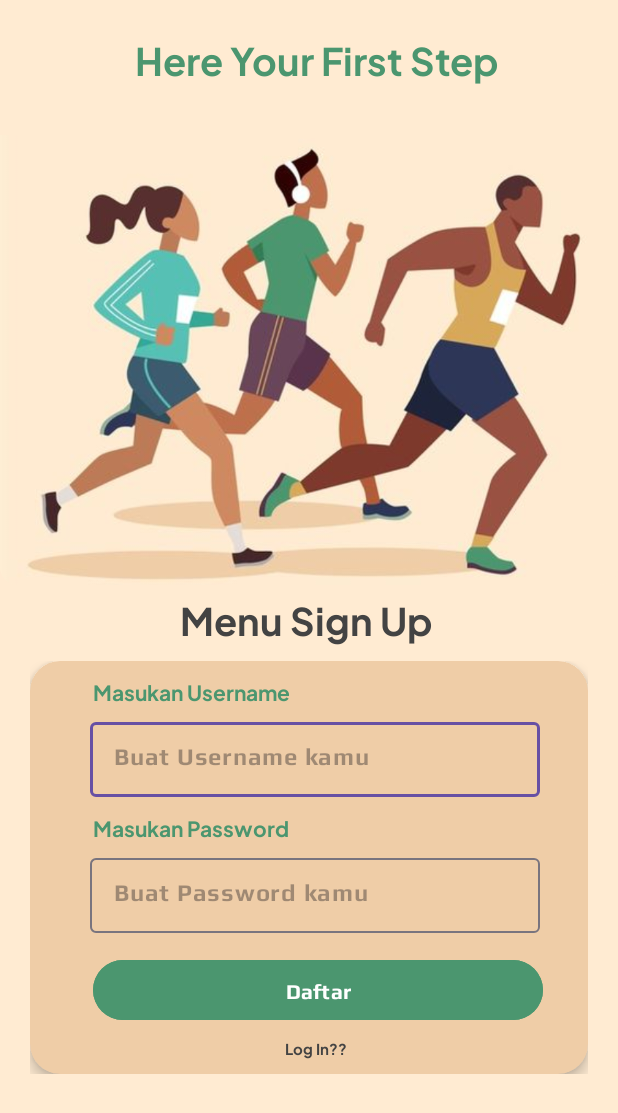
After one commit to Verolynz/Inoter, an Android app: the SignUp screen opened directly, with no data from a screen before it, on a phone screen of 412 x 824 dp. The commit adds this screen. Shown: the top 1113 px of the screen. Run offline under Robolectric (Android 15) with nearby library versions, the phone set to English and light mode, and no system bars.

Commit message:
SignUp(2)

```diff
--- a/app/src/main/AndroidManifest.xml
+++ b/app/src/main/AndroidManifest.xml
@@ -13,10 +13,10 @@
         android:theme="@style/Theme.Inoter"
         tools:targetApi="31">
         <activity
-            android:name=".Login"
+            android:name=".SignUp"
             android:exported="false" />
         <activity
-            android:name=".ui.activities.InoterActivity"
+            android:name=".Login"
             android:exported="true">
             <intent-filter>
                 <action android:name="android.intent.action.MAIN" />
@@ -24,6 +24,9 @@
                 <category android:name="android.intent.category.LAUNCHER" />
             </intent-filter>
         </activity>
+        <activity
+            android:name=".ui.activities.InoterActivity"
+            android:exported="true"></activity>
     </application>
 
 </manifest>
--- /dev/null
+++ b/app/src/main/java/com/verolynz/kelompok5/inoter/SignUp.kt
@@ -0,0 +1,11 @@
+package com.verolynz.kelompok5.inoter
+
+import androidx.appcompat.app.AppCompatActivity
+import android.os.Bundle
+
+class SignUp : AppCompatActivity() {
+    override fun onCreate(savedInstanceState: Bundle?) {
+        super.onCreate(savedInstanceState)
+        setContentView(R.layout.activity_sign_up)
+    }
+}
--- a/app/src/main/res/layout/activity_login.xml
+++ b/app/src/main/res/layout/activity_login.xml
@@ -50,7 +50,7 @@
         android:layout_width="wrap_content"
         android:layout_height="wrap_content"
         android:layout_marginStart="130dp"
-        android:layout_marginTop="45dp"
+        android:layout_marginTop="35dp"
         android:text="Menu Login"
         android:textColor="#434343"
         android:textSize="25sp"
@@ -172,6 +172,21 @@
 
 
 
+                <TextView
+                    android:id="@+id/textView8"
+                    android:layout_width="wrap_content"
+                    android:layout_height="wrap_content"
+                    android:layout_marginLeft="170dp"
+                    android:text="Sign In?"
+                    android:textColor="#434343"
+                    android:textSize="10sp"
+                    android:layout_marginBottom="10dp"
+                    android:fontFamily="@font/plus_jakarta_sans_bold"
+                    app:layout_constraintStart_toStartOf="parent"
+                    app:layout_constraintTop_toBottomOf="@+id/relativeLayout" />
+
+
+
             </LinearLayout>
 
 
--- /dev/null
+++ b/app/src/main/res/layout/activity_sign_up.xml
@@ -0,0 +1,215 @@
+<?xml version="1.0" encoding="utf-8"?>
+<androidx.constraintlayout.widget.ConstraintLayout xmlns:android="http://schemas.android.com/apk/res/android"
+    xmlns:app="http://schemas.android.com/apk/res-auto"
+    xmlns:tools="http://schemas.android.com/tools"
+    android:layout_width="match_parent"
+    android:layout_height="match_parent"
+    android:background="#ffebd2"
+    tools:context=".SignUp">
+
+    <RelativeLayout
+        android:id="@+id/relativeLayout"
+        android:layout_width="match_parent"
+        android:layout_height="390dp"
+        app:layout_constraintTop_toTopOf="parent">
+
+        <TextView
+            android:id="@+id/textView1"
+            android:layout_width="wrap_content"
+            android:layout_height="wrap_content"
+            android:layout_marginStart="90dp"
+            android:layout_marginTop="20dp"
+            android:fontFamily="@font/plus_jakarta_sans_bold"
+            android:text="Here Your First Step"
+            android:textColor="#4b966f"
+            android:textSize="25sp"
+            app:layout_constraintStart_toStartOf="parent" />
+
+
+        <com.google.android.material.imageview.ShapeableImageView
+            android:id="@+id/playerDetailBackground"
+            android:layout_width="match_parent"
+            android:layout_height="match_parent"
+            android:layout_marginTop="90dp"
+            android:scaleType="centerCrop"
+            android:src="@drawable/sign"
+            app:shapeAppearance="@style/RoundedBottomLRCardViewShape" />
+
+        <androidx.constraintlayout.widget.ConstraintLayout
+            android:layout_width="match_parent"
+            android:layout_height="match_parent">
+
+
+
+        </androidx.constraintlayout.widget.ConstraintLayout>
+
+    </RelativeLayout>
+
+    <TextView
+        android:id="@+id/textView7"
+        android:layout_width="wrap_content"
+        android:layout_height="wrap_content"
+        android:layout_marginStart="120dp"
+        android:layout_marginTop="3dp"
+        android:text="Menu Sign Up"
+        android:textColor="#434343"
+        android:textSize="25sp"
+        android:fontFamily="@font/plus_jakarta_sans_bold"
+        app:layout_constraintStart_toStartOf="parent"
+        app:layout_constraintTop_toBottomOf="@+id/relativeLayout" />
+
+
+
+    <LinearLayout
+        android:id="@+id/linearLayout5"
+        android:layout_width="match_parent"
+        android:layout_height="wrap_content"
+        android:layout_marginHorizontal="20dp"
+        android:layout_marginTop="10dp"
+        android:orientation="horizontal"
+        app:layout_constraintTop_toBottomOf="@+id/textView7"
+        tools:layout_editor_absoluteX="20dp"
+        >
+
+        <androidx.cardview.widget.CardView
+            android:layout_width="match_parent"
+            android:layout_height="wrap_content"
+            app:cardCornerRadius="20dp"
+            app:cardElevation="5dp"
+            app:cardBackgroundColor="#efcda7">
+
+            <LinearLayout
+                android:layout_width="match_parent"
+                android:layout_height="wrap_content"
+                android:orientation="vertical">
+
+
+                <TextView
+                    android:id="@+id/textView9"
+                    android:layout_width="wrap_content"
+                    android:layout_height="wrap_content"
+                    android:layout_marginLeft="42dp"
+                    android:layout_marginTop="10dp"
+                    android:text="Masukan Username"
+                    android:textColor="#4b966f"
+                    android:textSize="14sp"
+                    android:layout_marginBottom="10dp"
+                    android:fontFamily="@font/plus_jakarta_sans_bold"
+                    app:layout_constraintStart_toStartOf="parent"
+                    app:layout_constraintTop_toBottomOf="@+id/relativeLayout" />
+
+
+                <LinearLayout
+                    android:layout_width="wrap_content"
+                    android:layout_height="wrap_content"
+                    android:orientation="horizontal"
+                    app:hintEnabled="false">
+
+
+
+                    <com.google.android.material.textfield.TextInputLayout
+                        android:layout_width="300dp"
+                        android:layout_height="50dp"
+                        android:layout_marginLeft="40dp"
+                        android:orientation="horizontal"
+                        app:hintEnabled="false">
+
+                        <com.google.android.material.textfield.TextInputEditText
+                            android:id="@+id/username_edit"
+                            android:layout_width="match_parent"
+                            android:layout_height="match_parent"
+                            android:fontFamily="@font/play_bold"
+                            android:hint="Buat Username kamu"
+                            android:inputType="textPersonName" />
+
+                    </com.google.android.material.textfield.TextInputLayout>
+
+                </LinearLayout>
+
+                <TextView
+                    android:id="@+id/textView10"
+                    android:layout_width="wrap_content"
+                    android:layout_height="wrap_content"
+                    android:layout_marginLeft="42dp"
+                    android:layout_marginTop="10dp"
+                    android:text="Masukan Password"
+                    android:textColor="#4b966f"
+                    android:textSize="14sp"
+                    android:layout_marginBottom="10dp"
+                    android:fontFamily="@font/plus_jakarta_sans_bold"
+                    app:layout_constraintStart_toStartOf="parent"
+                    app:layout_constraintTop_toBottomOf="@+id/relativeLayout" />
+
+
+
+                <LinearLayout
+                    android:layout_width="wrap_content"
+                    android:layout_height="wrap_content"
+                    android:orientation="horizontal"
+                    app:hintEnabled="false">
+
+
+
+                    <com.google.android.material.textfield.TextInputLayout
+                        android:layout_width="300dp"
+                        android:layout_height="50dp"
+                        android:layout_marginLeft="40dp"
+                        android:orientation="horizontal"
+                        app:hintEnabled="false">
+
+                        <com.google.android.material.textfield.TextInputEditText
+                            android:id="@+id/password_edit"
+                            android:layout_width="match_parent"
+                            android:layout_height="match_parent"
+                            android:hint="Buat Password kamu"
+                            android:fontFamily="@font/play_bold"
+                            android:inputType="textPersonName"
+                            />
+
+                    </com.google.android.material.textfield.TextInputLayout>
+
+                </LinearLayout>
+
+
+                <com.google.android.material.button.MaterialButton
+                    android:id="@+id/login_button"
+                    android:layout_width="300dp"
+                    android:layout_height="wrap_content"
+                    android:layout_marginTop="14dp"
+                    android:layout_gravity="center"
+                    android:layout_marginBottom="7dp"
+                    android:layout_marginLeft="6dp"
+                    android:backgroundTint="#4b966f"
+                    android:fontFamily="@font/play_bold"
+                    android:text="Daftar"></com.google.android.material.button.MaterialButton>
+
+
+
+                <TextView
+                    android:id="@+id/textView8"
+                    android:layout_width="wrap_content"
+                    android:layout_height="wrap_content"
+                    android:layout_marginLeft="170dp"
+                    android:text="Log In??"
+                    android:textColor="#434343"
+                    android:textSize="10sp"
+                    android:layout_marginBottom="10dp"
+                    android:fontFamily="@font/plus_jakarta_sans_bold"
+                    app:layout_constraintStart_toStartOf="parent"
+                    app:layout_constraintTop_toBottomOf="@+id/relativeLayout" />
+
+
+
+            </LinearLayout>
+
+
+
+
+        </androidx.cardview.widget.CardView>
+
+
+    </LinearLayout>
+
+
+
+</androidx.constraintlayout.widget.ConstraintLayout>
```
Also changed, not shown: app/src/main/res/drawable/sign.jpg (added).
